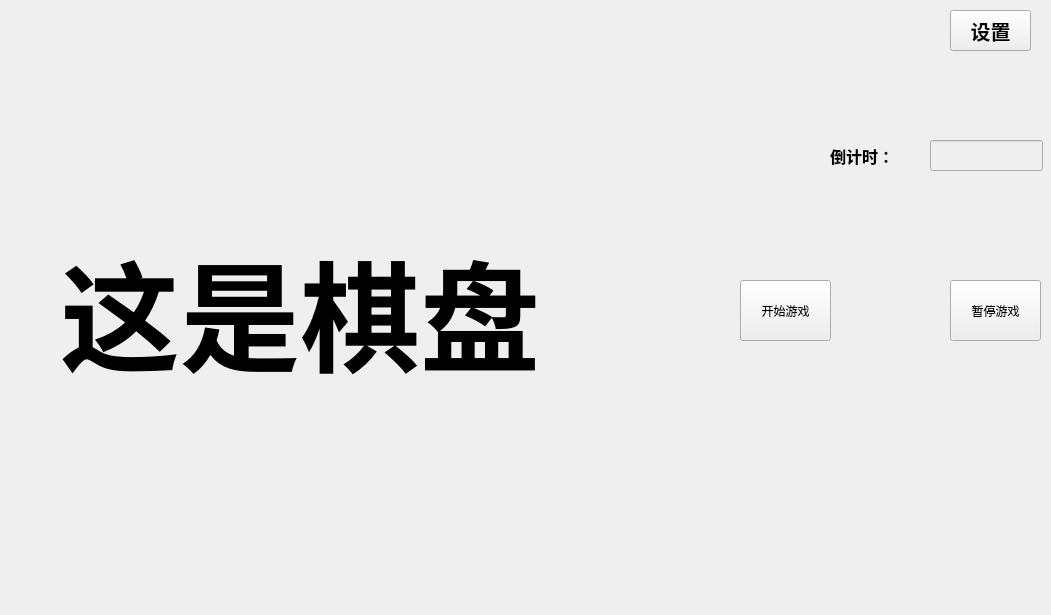
Old version of the form demo/pan.ui in the repository Dainokami/big-project.
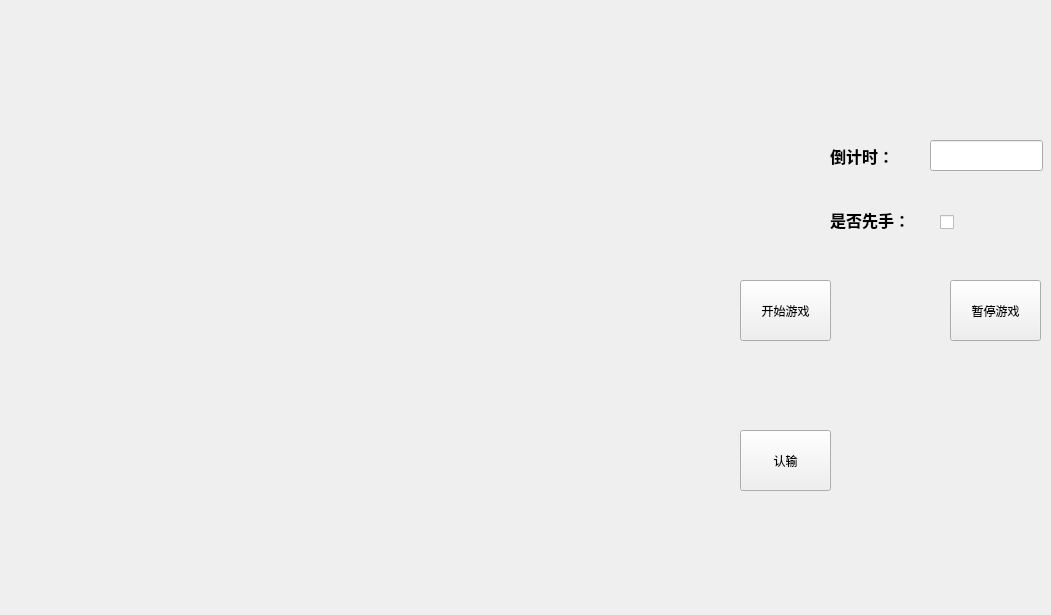
New version of the form. Icons and pictures are not drawn.

Commit message: 基本实现了计时器功能和棋盘（但还待完善），主要还剩下棋了

The edit to the form file:
```diff
--- a/demo/pan.ui
+++ b/demo/pan.ui
@@ -2,6 +2,9 @@
 <ui version="4.0">
  <class>pan</class>
  <widget class="QWidget" name="pan">
+  <property name="enabled">
+   <bool>true</bool>
+  </property>
   <property name="geometry">
    <rect>
     <x>0</x>
@@ -15,7 +18,7 @@
   </property>
   <widget class="QLineEdit" name="txtl_pan_time">
    <property name="enabled">
-    <bool>false</bool>
+    <bool>true</bool>
    </property>
    <property name="geometry">
     <rect>
@@ -36,25 +39,6 @@
     <string/>
    </property>
   </widget>
-  <widget class="QPushButton" name="btn_pan_set">
-   <property name="geometry">
-    <rect>
-     <x>950</x>
-     <y>10</y>
-     <width>81</width>
-     <height>41</height>
-    </rect>
-   </property>
-   <property name="font">
-    <font>
-     <pointsize>15</pointsize>
-     <bold>true</bold>
-    </font>
-   </property>
-   <property name="text">
-    <string>设置</string>
-   </property>
-  </widget>
   <widget class="QLabel" name="label">
    <property name="geometry">
     <rect>
@@ -74,7 +58,7 @@
     <string>倒计时：</string>
    </property>
   </widget>
-  <widget class="QPushButton" name="pushButton">
+  <widget class="QPushButton" name="btn_startgame">
    <property name="geometry">
     <rect>
      <x>740</x>
@@ -87,7 +71,7 @@
     <string>开始游戏</string>
    </property>
   </widget>
-  <widget class="QPushButton" name="pushButton_2">
+  <widget class="QPushButton" name="btn_stop">
    <property name="geometry">
     <rect>
      <x>950</x>
@@ -116,7 +100,58 @@
     </font>
    </property>
    <property name="text">
-    <string>这是棋盘</string>
+    <string/>
+   </property>
+   <property name="pixmap">
+    <pixmap>image/pan.jpg</pixmap>
+   </property>
+   <property name="scaledContents">
+    <bool>true</bool>
+   </property>
+  </widget>
+  <widget class="QPushButton" name="btn_lose">
+   <property name="geometry">
+    <rect>
+     <x>740</x>
+     <y>430</y>
+     <width>91</width>
+     <height>61</height>
+    </rect>
+   </property>
+   <property name="text">
+    <string>认输</string>
+   </property>
+  </widget>
+  <widget class="QCheckBox" name="checkBox">
+   <property name="geometry">
+    <rect>
+     <x>940</x>
+     <y>210</y>
+     <width>95</width>
+     <height>24</height>
+    </rect>
+   </property>
+   <property name="text">
+    <string/>
+   </property>
+  </widget>
+  <widget class="QLabel" name="label_2">
+   <property name="geometry">
+    <rect>
+     <x>830</x>
+     <y>210</y>
+     <width>91</width>
+     <height>20</height>
+    </rect>
+   </property>
+   <property name="font">
+    <font>
+     <pointsize>12</pointsize>
+     <bold>true</bold>
+    </font>
+   </property>
+   <property name="text">
+    <string>是否先手：</string>
    </property>
   </widget>
  </widget>
```
The commit also changes 21 other files.
